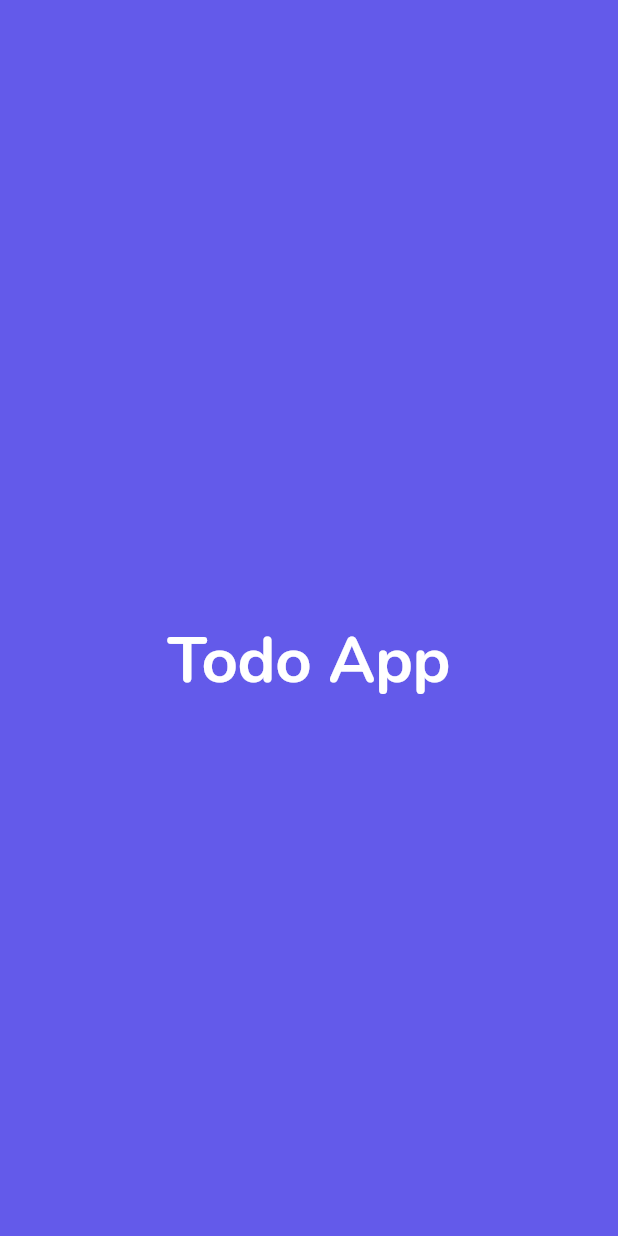
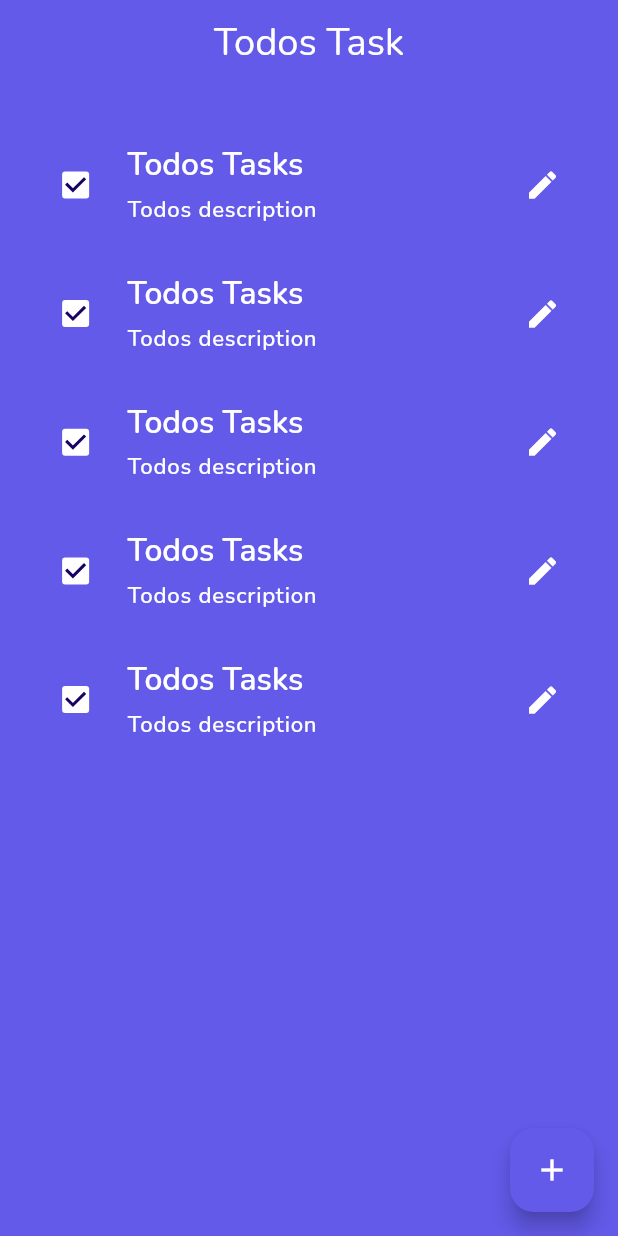
Before and after one commit to arslan325/todo-app, a Flutter app: the screen it shows after launch, on a phone screen of 412 x 824 dp. Run offline on Flutter 3.47's test engine with Material 3 defaults, Android fonts, the phone set to English and light mode, and no system bars; our stand-ins replace firebase_core, flutter_screenutil, go_router, google_fonts; accounts and stored records are empty.

Commit message:
design todo main screen

```diff
--- a/lib/utills/constants/text_styles.dart
+++ b/lib/utills/constants/text_styles.dart
@@ -19,7 +19,7 @@ class AppTextStyles{
 
   static TextStyle kHeadingSmall = GoogleFonts.nunito(
     fontSize: 20.sp,
-    fontWeight: FontWeight.w400,
+    fontWeight: FontWeight.w600,
     color: ColorsConstant.onPrimaryWhiteColor,
   );
 
@@ -31,7 +31,7 @@ class AppTextStyles{
 
   static TextStyle kBodyLarge = GoogleFonts.nunito(
     fontSize: 14.sp,
-    fontWeight: FontWeight.w700,
+    fontWeight: FontWeight.w500,
     color: ColorsConstant.onPrimaryWhiteColor,
   );
 }
--- a/lib/utills/routes/custom_routes.dart
+++ b/lib/utills/routes/custom_routes.dart
@@ -2,6 +2,7 @@
 import 'package:go_router/go_router.dart';
 import 'package:todo_app/utills/routes/route_names.dart';
 import 'package:todo_app/view/splash_screen.dart';
+import 'package:todo_app/view/todo_screen.dart';
 
 final router = GoRouter(
   routes: [
@@ -9,5 +10,9 @@ final router = GoRouter(
       path: AppRouteNames.initialRoute,
       builder: (context, state) => const SplashScreen(),
     ),
+    GoRoute(
+      path: AppRouteNames.todoScreenRoute,
+      builder: (context, state) => TodoScreen(),
+    ),
   ]
 );
--- /dev/null
+++ b/lib/view/components/todo_card.dart
@@ -0,0 +1,42 @@
+import 'package:flutter/material.dart';
+import 'package:flutter_screenutil/flutter_screenutil.dart';
+
+class TodoCard extends StatelessWidget {
+  const TodoCard({super.key});
+
+  @override
+  Widget build(BuildContext context) {
+    final theme = Theme.of(context);
+    return Container(
+      width: double.infinity,
+      padding: EdgeInsets.all(10.w),
+      decoration: BoxDecoration(
+        color: theme.colorScheme.secondary,
+        borderRadius: BorderRadius.circular(8.r),
+      ),
+      child: Row(
+        children: [
+          Checkbox(
+            value: true,
+            checkColor: theme.colorScheme.primary,
+            activeColor: Colors.white,
+            onChanged: (bool? value) {
+
+            },
+          ),
+          SizedBox(width: 10.w,),
+          Column(
+            crossAxisAlignment: CrossAxisAlignment.start,
+            children: [
+              Text('Todos Tasks',style: theme.textTheme.headlineSmall,),
+              SizedBox(height: 5.h,),
+              Text('Todos description',style: theme.textTheme.bodyLarge,),
+            ],
+          ),
+          const Spacer(),
+          IconButton(onPressed: (){}, icon: Icon(Icons.edit,color: theme.colorScheme.onPrimaryContainer,))
+        ],
+      ),
+    );
+  }
+}
--- a/lib/view/splash_screen.dart
+++ b/lib/view/splash_screen.dart
@@ -12,9 +12,9 @@ class SplashScreen extends StatefulWidget {
 class _SplashScreenState extends State<SplashScreen> {
   @override
   void initState() {
-    // Future.delayed(const Duration(), () async {
-    //   context.go(AppRouteNames.todoScreenRoute);
-    // });
+    Future.delayed(const Duration(), () async {
+      context.go(AppRouteNames.todoScreenRoute);
+    });
     super.initState();
   }
 
--- a/lib/view/todo_screen.dart
+++ b/lib/view/todo_screen.dart
@@ -0,0 +1,50 @@
+import 'package:flutter/material.dart';
+import 'package:flutter_screenutil/flutter_screenutil.dart';
+import 'package:todo_app/view/components/todo_card.dart';
+
+class TodoScreen extends StatefulWidget {
+
+   TodoScreen({super.key});
+
+  @override
+  State<TodoScreen> createState() => _TodoScreenState();
+}
+
+class _TodoScreenState extends State<TodoScreen> {
+  bool isCheck = false;
+
+  @override
+  Widget build(BuildContext context) {
+    final theme = Theme.of(context);
+    return Scaffold(
+      floatingActionButton: FloatingActionButton(
+        backgroundColor: theme.colorScheme.secondary,
+        onPressed: (){
+
+        },
+        child: const Icon(Icons.add),
+      ),
+      appBar: AppBar(
+        title: Text('Todos Task',style: theme.textTheme.headlineMedium,),
+      ),
+      body: Padding(
+        padding: EdgeInsets.symmetric(horizontal: 15.w),
+        child: Column(
+          children: [
+            SizedBox(height: 30.h,),
+            Expanded(
+              child: ListView.separated(
+                itemCount: 5,
+                itemBuilder: (context, index) {
+                  return const TodoCard();
+                }, separatorBuilder: (BuildContext context, int index) {
+                  return SizedBox(height: 10.h,);
+              },
+              ),
+            ),
+          ],
+        ),
+      ),
+    );
+  }
+}
```
